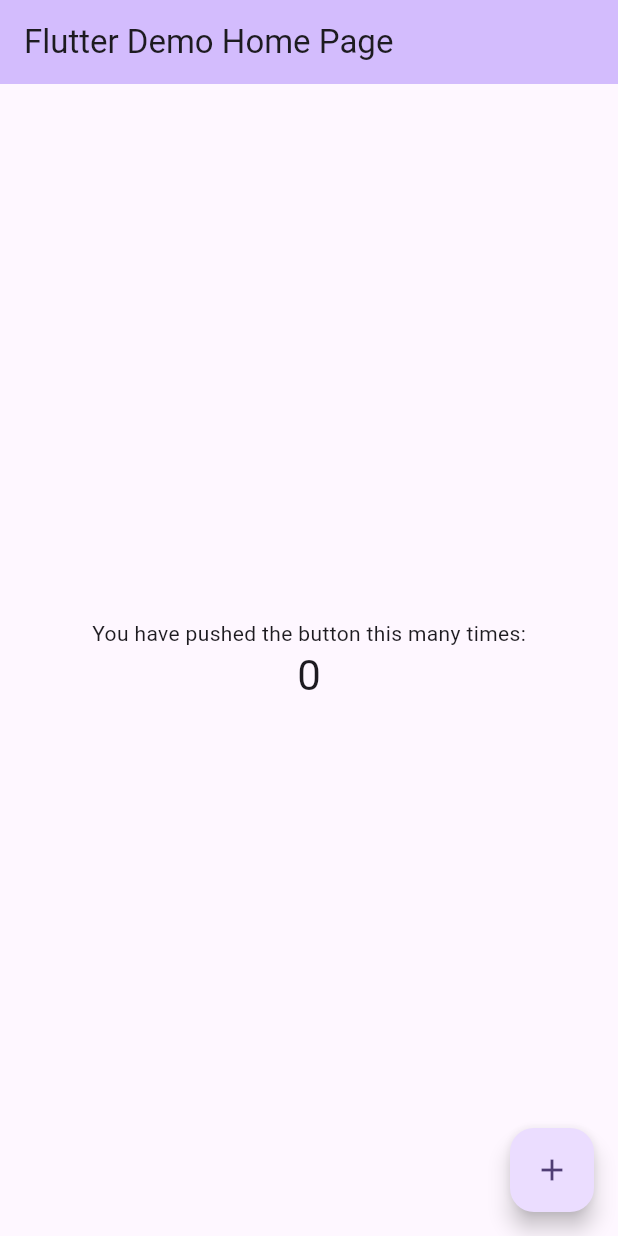
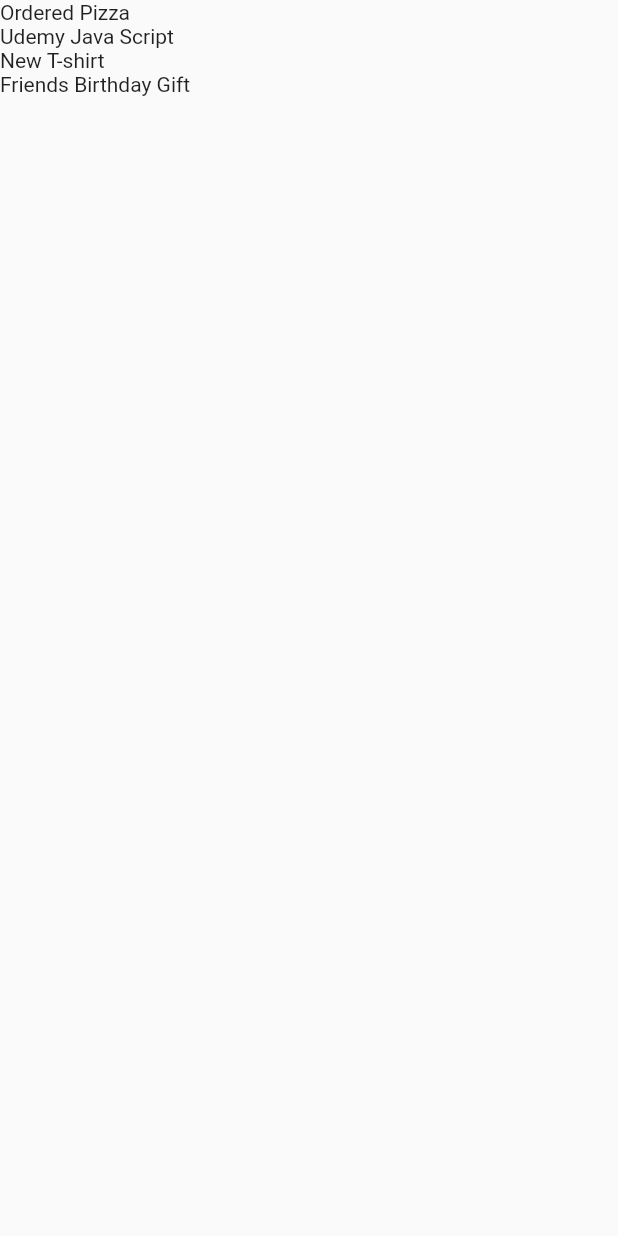
Before and after one commit to AslamJiffry/pet, a Flutter app: the screen it shows after launch, on a phone screen of 412 x 824 dp. Run offline on Flutter 3.47's test engine with Material 2 defaults, Android fonts, the phone set to English and light mode, and no system bars.

Commit message:
Listview of Expences

```diff
--- a/lib/main.dart
+++ b/lib/main.dart
@@ -1,125 +1,11 @@
 import 'package:flutter/material.dart';
 
+import 'package:pet/src/expenses.dart';
+
 void main() {
-  runApp(const MyApp());
+  runApp(
+    const MaterialApp(
+      home: Expences(),
+    ),
+  );
 }
-
-class MyApp extends StatelessWidget {
-  const MyApp({super.key});
-
-  // This widget is the root of your application.
-  @override
-  Widget build(BuildContext context) {
-    return MaterialApp(
-      title: 'Flutter Demo',
-      theme: ThemeData(
-        // This is the theme of your application.
-        //
-        // TRY THIS: Try running your application with "flutter run". You'll see
-        // the application has a blue toolbar. Then, without quitting the app,
-        // try changing the seedColor in the colorScheme below to Colors.green
-        // and then invoke "hot reload" (save your changes or press the "hot
-        // reload" button in a Flutter-supported IDE, or press "r" if you used
-        // the command line to start the app).
-        //
-        // Notice that the counter didn't reset back to zero; the application
-        // state is not lost during the reload. To reset the state, use hot
-        // restart instead.
-        //
-        // This works for code too, not just values: Most code changes can be
-        // tested with just a hot reload.
-        colorScheme: ColorScheme.fromSeed(seedColor: Colors.deepPurple),
-        useMaterial3: true,
-      ),
-      home: const MyHomePage(title: 'Flutter Demo Home Page'),
-    );
-  }
-}
-
-class MyHomePage extends StatefulWidget {
-  const MyHomePage({super.key, required this.title});
-
-  // This widget is the home page of your application. It is stateful, meaning
-  // that it has a State object (defined below) that contains fields that affect
-  // how it looks.
-
-  // This class is the configuration for the state. It holds the values (in this
-  // case the title) provided by the parent (in this case the App widget) and
-  // used by the build method of the State. Fields in a Widget subclass are
-  // always marked "final".
-
-  final String title;
-
-  @override
-  State<MyHomePage> createState() => _MyHomePageState();
-}
-
-class _MyHomePageState extends State<MyHomePage> {
-  int _counter = 0;
-
-  void _incrementCounter() {
-    setState(() {
-      // This call to setState tells the Flutter framework that something has
-      // changed in this State, which causes it to rerun the build method below
-      // so that the display can reflect the updated values. If we changed
-      // _counter without calling setState(), then the build method would not be
-      // called again, and so nothing would appear to happen.
-      _counter++;
-    });
-  }
-
-  @override
-  Widget build(BuildContext context) {
-    // This method is rerun every time setState is called, for instance as done
-    // by the _incrementCounter method above.
-    //
-    // The Flutter framework has been optimized to make rerunning build methods
-    // fast, so that you can just rebuild anything that needs updating rather
-    // than having to individually change instances of widgets.
-    return Scaffold(
-      appBar: AppBar(
-        // TRY THIS: Try changing the color here to a specific color (to
-        // Colors.amber, perhaps?) and trigger a hot reload to see the AppBar
-        // change color while the other colors stay the same.
-        backgroundColor: Theme.of(context).colorScheme.inversePrimary,
-        // Here we take the value from the MyHomePage object that was created by
-        // the App.build method, and use it to set our appbar title.
-        title: Text(widget.title),
-      ),
-      body: Center(
-        // Center is a layout widget. It takes a single child and positions it
-        // in the middle of the parent.
-        child: Column(
-          // Column is also a layout widget. It takes a list of children and
-          // arranges them vertically. By default, it sizes itself to fit its
-          // children horizontally, and tries to be as tall as its parent.
-          //
-          // Column has various properties to control how it sizes itself and
-          // how it positions its children. Here we use mainAxisAlignment to
-          // center the children vertically; the main axis here is the vertical
-          // axis because Columns are vertical (the cross axis would be
-          // horizontal).
-          //
-          // TRY THIS: Invoke "debug painting" (choose the "Toggle Debug Paint"
-          // action in the IDE, or press "p" in the console), to see the
-          // wireframe for each widget.
-          mainAxisAlignment: MainAxisAlignment.center,
-          children: <Widget>[
-            const Text(
-              'You have pushed the button this many times:',
-            ),
-            Text(
-              '$_counter',
-              style: Theme.of(context).textTheme.headlineMedium,
-            ),
-          ],
-        ),
-      ),
-      floatingActionButton: FloatingActionButton(
-        onPressed: _incrementCounter,
-        tooltip: 'Increment',
-        child: const Icon(Icons.add),
-      ), // This trailing comma makes auto-formatting nicer for build methods.
-    );
-  }
-}
--- /dev/null
+++ b/lib/src/enums/category_enum.dart
@@ -0,0 +1,11 @@
+enum Category {
+  food,
+  social,
+  transport,
+  work,
+  education,
+  health,
+  gift,
+  apparel,
+  other
+}
--- /dev/null
+++ b/lib/src/expences_list.dart
@@ -0,0 +1,16 @@
+import 'package:flutter/material.dart';
+import 'package:pet/src/models/expence.dart';
+
+class ExpencesList extends StatelessWidget {
+  const ExpencesList({super.key, required this.expences});
+
+  final List<Expence> expences;
+
+  @override
+  Widget build(BuildContext context) {
+    return ListView.builder(
+      itemCount: expences.length,
+      itemBuilder: (context, index) => Text(expences[index].title),
+    );
+  }
+}
--- /dev/null
+++ b/lib/src/expenses.dart
@@ -0,0 +1,51 @@
+import 'package:flutter/material.dart';
+import 'package:pet/src/enums/category_enum.dart';
+import 'package:pet/src/expences_list.dart';
+import 'package:pet/src/models/expence.dart';
+
+class Expences extends StatefulWidget {
+  const Expences({super.key});
+
+  @override
+  State<Expences> createState() {
+    return _ExpencesState();
+  }
+}
+
+class _ExpencesState extends State<Expences> {
+  final List<Expence> _existingExpences = [
+    Expence(
+        title: "Ordered Pizza",
+        amount: 3400,
+        date: DateTime.utc(2023, 09, 29, 15, 30, 30),
+        category: Category.food),
+    Expence(
+        title: "Udemy Java Script",
+        amount: 13400,
+        date: DateTime.utc(2023, 08, 29, 12, 30, 30),
+        category: Category.education),
+    Expence(
+        title: "New T-shirt",
+        amount: 2400,
+        date: DateTime.utc(2023, 07, 29, 15, 30, 30),
+        category: Category.apparel),
+    Expence(
+        title: "Friends Birthday Gift",
+        amount: 32400,
+        date: DateTime.utc(2023, 06, 29, 15, 30, 30),
+        category: Category.gift),
+  ];
+
+  @override
+  Widget build(BuildContext buildContext) {
+    return Scaffold(
+      body: Column(
+        children: [
+          Expanded(
+            child: ExpencesList(expences: _existingExpences),
+          ),
+        ],
+      ),
+    );
+  }
+}
--- /dev/null
+++ b/lib/src/models/expence.dart
@@ -0,0 +1,20 @@
+import 'package:uuid/uuid.dart';
+import 'package:pet/src/enums/category_enum.dart';
+
+//To generate uniqueIds
+const uuid = Uuid();
+
+class Expence {
+  Expence({
+    required this.title,
+    required this.amount,
+    required this.date,
+    required this.category,
+  }) : id = uuid.v4();
+
+  final String id;
+  final String title;
+  final double amount;
+  final DateTime date;
+  final Category category;
+}
--- a/pubspec.yaml
+++ b/pubspec.yaml
@@ -35,6 +35,7 @@ dependencies:
   # The following adds the Cupertino Icons font to your application.
   # Use with the CupertinoIcons class for iOS style icons.
   cupertino_icons: ^1.0.2
+  uuid: ^4.1.0
 
 dev_dependencies:
   flutter_test:
```
Also changed, not shown: pubspec.lock.
